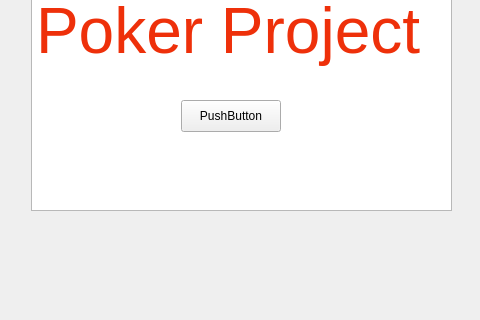
First picture: the form in Poker/mainwindow.ui, repository Cenzito/Poker, before the edit; both pictures show x 179 to 659 and y 100 to 420 of the 800 by 600 pixel window.
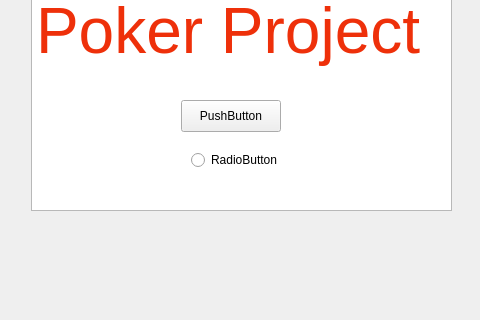
Second picture: the form after the edit.

```diff
--- a/Poker/mainwindow.ui
+++ b/Poker/mainwindow.ui
@@ -47,6 +47,19 @@
      <string>PushButton</string>
     </property>
    </widget>
+   <widget class="QRadioButton" name="radioButton">
+    <property name="geometry">
+     <rect>
+      <x>370</x>
+      <y>250</y>
+      <width>99</width>
+      <height>20</height>
+     </rect>
+    </property>
+    <property name="text">
+     <string>RadioButton</string>
+    </property>
+   </widget>
   </widget>
   <widget class="QMenuBar" name="menubar">
    <property name="geometry">
```
